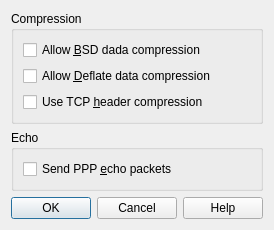
First picture: the form in src/dialogs/AdvancedSettingsDialog.ui, repository Sander80/l2tp-ipsec-vpn, before the edit.
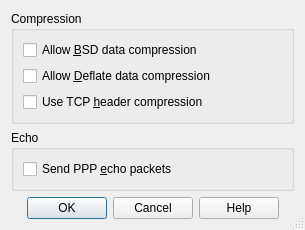
Second picture: the form after the edit. Icons and pictures are not drawn.

```diff
--- a/src/dialogs/AdvancedSettingsDialog.ui
+++ b/src/dialogs/AdvancedSettingsDialog.ui
@@ -6,7 +6,7 @@
    <rect>
     <x>0</x>
     <y>0</y>
-    <width>260</width>
+    <width>305</width>
     <height>221</height>
    </rect>
   </property>
@@ -17,6 +17,9 @@
    <iconset resource="../../resources/L2tpIPsecVpn.qrc">
     <normaloff>:/images/configure.png</normaloff>:/images/configure.png</iconset>
   </property>
+  <property name="sizeGripEnabled">
+   <bool>true</bool>
+  </property>
   <layout class="QVBoxLayout" name="m_pDialogLayout">
    <item>
     <widget class="QGroupBox" name="m_pCompressionGroupBox">
@@ -27,7 +30,7 @@
       <item>
        <widget class="QCheckBox" name="m_pAllowBSDCompressionCheckBox">
         <property name="text">
-         <string>Allow &amp;BSD dada compression</string>
+         <string>Allow &amp;BSD data compression</string>
         </property>
        </widget>
       </item>
@@ -72,6 +75,9 @@
      <property name="standardButtons">
       <set>QDialogButtonBox::Cancel|QDialogButtonBox::Help|QDialogButtonBox::Ok</set>
      </property>
+     <property name="centerButtons">
+      <bool>true</bool>
+     </property>
     </widget>
    </item>
   </layout>
```
